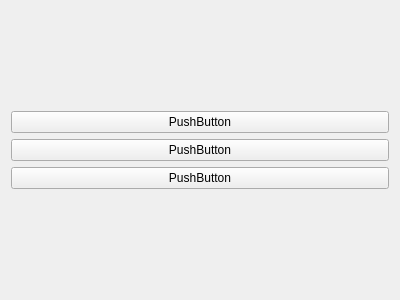
The window that views/UI_propertyForm.ui (kingry1/GraduationProject-Data-Visualization-System) describes before a commit, drawn with Qt 5.
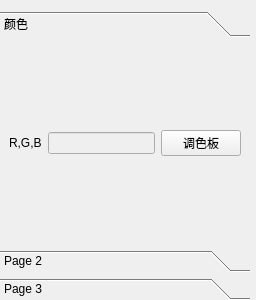
The same window after the commit.

```diff
--- a/views/UI_propertyForm.ui
+++ b/views/UI_propertyForm.ui
@@ -6,7 +6,7 @@
    <rect>
     <x>0</x>
     <y>0</y>
-    <width>400</width>
+    <width>256</width>
     <height>300</height>
    </rect>
   </property>
@@ -14,27 +14,118 @@
    <string>Form</string>
   </property>
   <layout class="QVBoxLayout" name="verticalLayout_2">
+   <property name="leftMargin">
+    <number>0</number>
+   </property>
+   <property name="rightMargin">
+    <number>0</number>
+   </property>
+   <property name="bottomMargin">
+    <number>0</number>
+   </property>
    <item>
     <layout class="QVBoxLayout" name="verticalLayout">
      <item>
-      <widget class="QPushButton" name="pushButton">
-       <property name="text">
-        <string>PushButton</string>
+      <widget class="QToolBox" name="toolBox">
+       <property name="sizePolicy">
+        <sizepolicy hsizetype="Fixed" vsizetype="Preferred">
+         <horstretch>0</horstretch>
+         <verstretch>0</verstretch>
+        </sizepolicy>
        </property>
-      </widget>
-     </item>
-     <item>
-      <widget class="QPushButton" name="pushButton_3">
-       <property name="text">
-        <string>PushButton</string>
+       <property name="minimumSize">
+        <size>
+         <width>250</width>
+         <height>0</height>
+        </size>
        </property>
-      </widget>
-     </item>
-     <item>
-      <widget class="QPushButton" name="pushButton_2">
-       <property name="text">
-        <string>PushButton</string>
+       <property name="maximumSize">
+        <size>
+         <width>250</width>
+         <height>16777215</height>
+        </size>
        </property>
+       <property name="currentIndex">
+        <number>0</number>
+       </property>
+       <widget class="QWidget" name="page_color">
+        <property name="geometry">
+         <rect>
+          <x>0</x>
+          <y>0</y>
+          <width>250</width>
+          <height>181</height>
+         </rect>
+        </property>
+        <attribute name="label">
+         <string>颜色</string>
+        </attribute>
+        <layout class="QHBoxLayout" name="horizontalLayout">
+         <item>
+          <layout class="QGridLayout" name="gridLayout" columnstretch="0,1,0">
+           <item row="0" column="1">
+            <widget class="QLineEdit" name="lineEdit_color">
+             <property name="enabled">
+              <bool>false</bool>
+             </property>
+             <property name="sizePolicy">
+              <sizepolicy hsizetype="Preferred" vsizetype="Fixed">
+               <horstretch>0</horstretch>
+               <verstretch>0</verstretch>
+              </sizepolicy>
+             </property>
+            </widget>
+           </item>
+           <item row="0" column="0">
+            <widget class="QLabel" name="label">
+             <property name="text">
+              <string>R,G,B</string>
+             </property>
+            </widget>
+           </item>
+           <item row="0" column="2">
+            <widget class="QPushButton" name="pushButton">
+             <property name="minimumSize">
+              <size>
+               <width>0</width>
+               <height>0</height>
+              </size>
+             </property>
+             <property name="text">
+              <string>调色板</string>
+             </property>
+            </widget>
+           </item>
+          </layout>
+         </item>
+        </layout>
+       </widget>
+       <widget class="QWidget" name="page_2">
+        <property name="geometry">
+         <rect>
+          <x>0</x>
+          <y>0</y>
+          <width>230</width>
+          <height>181</height>
+         </rect>
+        </property>
+        <attribute name="label">
+         <string>Page 2</string>
+        </attribute>
+       </widget>
+       <widget class="QWidget" name="page_3">
+        <property name="geometry">
+         <rect>
+          <x>0</x>
+          <y>0</y>
+          <width>230</width>
+          <height>181</height>
+         </rect>
+        </property>
+        <attribute name="label">
+         <string>Page 3</string>
+        </attribute>
+       </widget>
       </widget>
      </item>
     </layout>
```
Left out of the diff: 22 changed lines with no effect on the pictures.
